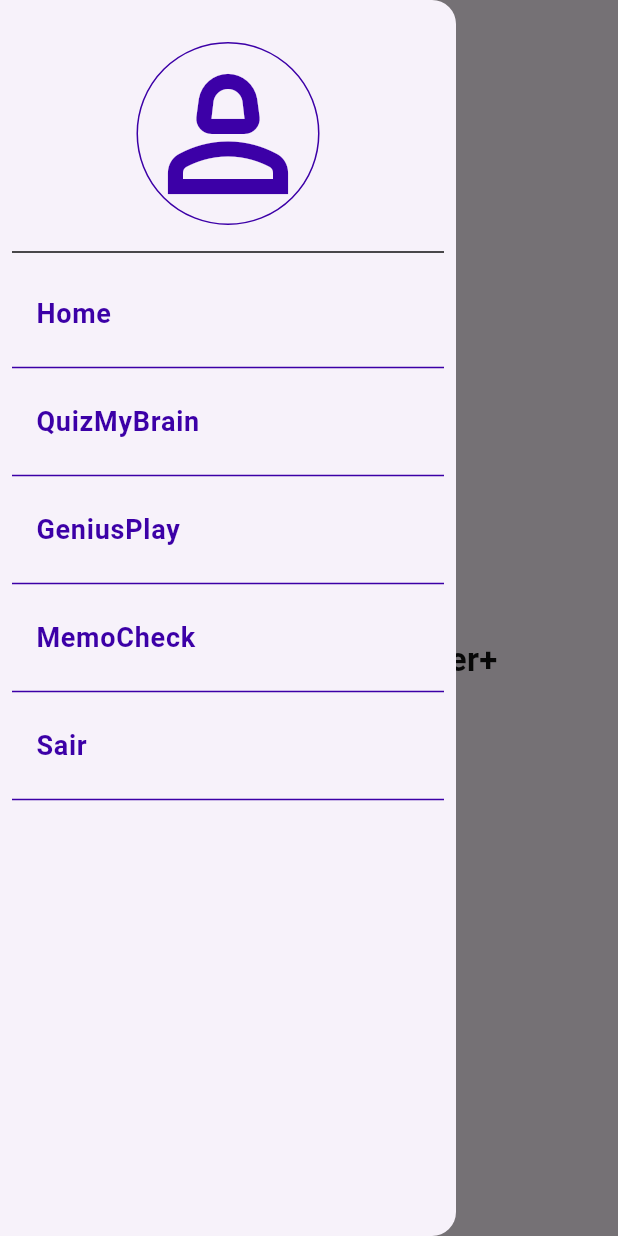
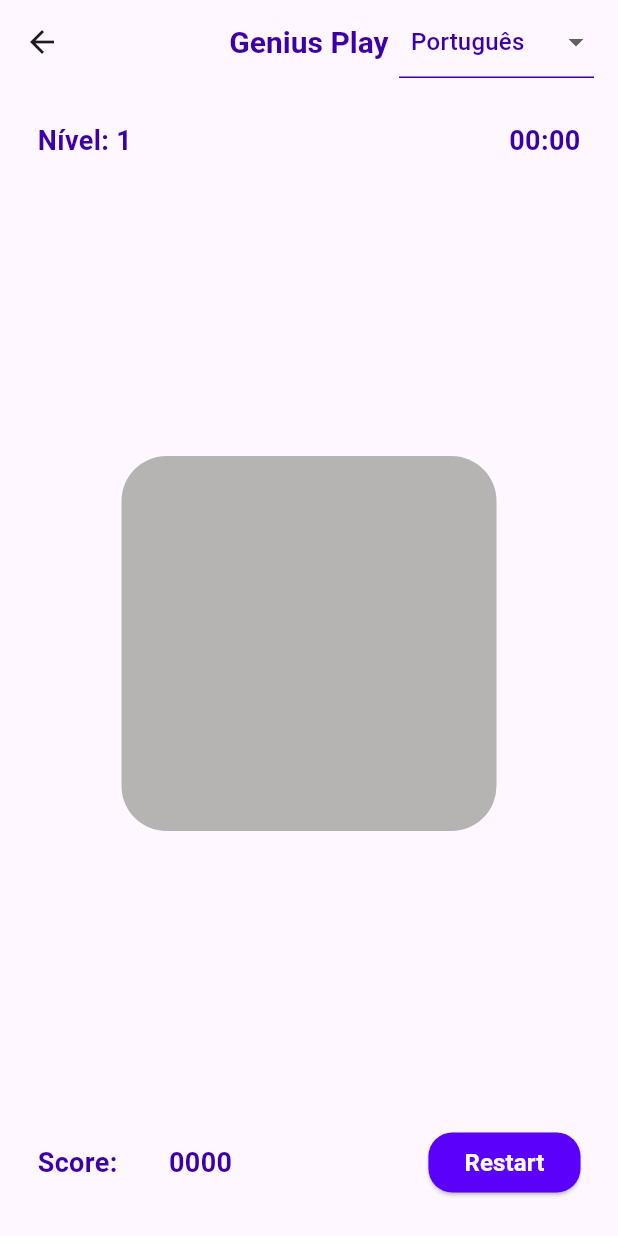
Before and after one commit to kauavelasco/08_Modulo_A1_AprendePlus, a Flutter app: the screen it shows after launch, in the side drawer, after a tap on "GeniusPlay", on a phone screen of 412 x 824 dp. Run offline on Flutter 3.47's test engine with Material 3 defaults, Android fonts, the phone set to English and light mode, and no system bars.

Commit message:
config(Genius): create GeniusModels and GeniusService, initial layout GeniusScreen

```diff
--- /dev/null
+++ b/lib/screens/genius/genius_screen.dart
@@ -0,0 +1,151 @@
+import 'package:flutter/material.dart';
+
+class GeniusScreen extends StatefulWidget {
+  const GeniusScreen({super.key});
+
+  @override
+  State<GeniusScreen> createState() => _GeniusScreenState();
+}
+
+class _GeniusScreenState extends State<GeniusScreen> {
+  String itemSelecionado = "Português";
+  final List<String> options = ['Português', 'English', 'Español'];
+
+  @override
+  Widget build(BuildContext context) {
+    return Scaffold(
+      appBar: AppBar(
+        title: Text(
+          'Genius Play',
+          style: TextStyle(
+            color: Color(0xFF3C00A7),
+            fontSize: 20,
+            fontWeight: FontWeight.bold,
+          ),
+        ),
+        centerTitle: true,
+        actions: [
+          SizedBox(
+            width: 130,
+            child: DropdownButtonFormField<String>(
+              initialValue: itemSelecionado,
+              dropdownColor: Colors.white,
+              decoration: InputDecoration(
+                border: UnderlineInputBorder(
+                  borderSide: BorderSide(color: Color(0xFF3C00A7)),
+                ),
+                enabledBorder: UnderlineInputBorder(
+                  borderSide: BorderSide(color: Color(0xFF3C00A7)),
+                ),
+                focusedBorder: UnderlineInputBorder(
+                  borderSide: BorderSide(color: Color(0xFF3C00A7), width: 2),
+                ),
+                contentPadding: EdgeInsets.symmetric(horizontal: 8, vertical: 4),
+              ),
+              items: options.map((String opcao) {
+                return DropdownMenuItem<String>(
+                  value: opcao,
+                  child: Text(
+                    opcao,
+                    style: TextStyle(color: Color(0xFF3C00A7)),
+                  ),
+                );
+              }).toList(),
+              onChanged: (value) {
+                setState(() {
+                  itemSelecionado = value!;
+                });
+              },
+              validator: (value) {
+                if (value == null) {
+                  return 'Selecione uma opção';
+                }
+                return null;
+              },
+            ),
+          ),
+          SizedBox(width: 16),
+        ],
+      ),
+      body: Padding(
+        padding: EdgeInsets.all(25),
+        child: Column(
+          children: [
+            Row(
+              mainAxisAlignment: MainAxisAlignment.spaceBetween,
+              children: [
+                Text(
+                  'Nível: 1',
+                  style: TextStyle(
+                    color: Color(0xFF3C00A7),
+                    fontSize: 18,
+                    fontWeight: FontWeight.bold,
+                  ),
+                ),
+                Text(
+                  '00:00',
+                  style: TextStyle(
+                    color: Color(0xFF3C00A7),
+                    fontSize: 18,
+                    fontWeight: FontWeight.bold,
+                  ),
+                ),
+              ],
+            ),
+            Spacer(),
+            Center(
+              child: Container(
+                width: 250,
+                height: 250,
+                decoration: BoxDecoration(
+                  color: Color.fromARGB(255, 182, 179, 179),
+                  borderRadius: BorderRadius.circular(30),
+                ),
+              ),
+            ),
+            Spacer(),
+            Row(
+              children: [
+                Text(
+                  'Score:   ',
+                  style: TextStyle(
+                    color: Color(0xFF3C00A7),
+                    fontSize: 18,
+                    fontWeight: FontWeight.bold,
+                  ),
+                ),
+                SizedBox(width: 20),
+                Text(
+                  '0000',
+                  style: TextStyle(
+                    color: Color(0xFF3C00A7),
+                    fontSize: 18,
+                    fontWeight: FontWeight.bold,
+                  ),
+                ),
+                Spacer(),
+                ElevatedButton(
+                  style: ElevatedButton.styleFrom(
+                    backgroundColor: Color(0xFF5A00FB),
+                    shape: RoundedRectangleBorder(
+                      borderRadius: BorderRadius.circular(16),
+                    ),
+                  ),
+                  onPressed: () {},
+                  child: Text(
+                    'Restart',
+                    style: TextStyle(
+                      color: Color(0xFFFCFCFC),
+                      fontSize: 16,
+                      fontWeight: FontWeight.bold,
+                    ),
+                  )
+                ),
+              ],
+            ),
+          ],
+        ),
+      ),
+    );
+  }
+}
--- a/lib/screens/home/home_screen.dart
+++ b/lib/screens/home/home_screen.dart
@@ -1,3 +1,4 @@
+import 'package:aprender_plus/screens/genius/genius_screen.dart';
 import 'package:aprender_plus/screens/quiz/quiz_screen.dart';
 import 'package:flutter/material.dart';
 import 'package:flutter/services.dart';
@@ -89,7 +90,13 @@ class _HomeScreenState extends State<HomeScreen> {
                           fontWeight: FontWeight.bold,
                         ),
                       ),
-                      onTap: () {},
+                      onTap: () {
+                        Navigator.push(
+                          context, MaterialPageRoute(
+                            builder: (context) => GeniusScreen(),
+                          ),
+                        );
+                      },
                     ),
                     Divider(
                       color: Color(0xFF3C00A7),
```
Also changed, not shown: lib/models/cores_model.dart (added, +18 -0 lines), lib/models/genius_model.dart (added, +21 -0 lines), lib/models/idioma_model.dart (added, +24 -0 lines), lib/services/genius_service.dart (added, +12 -0 lines).
